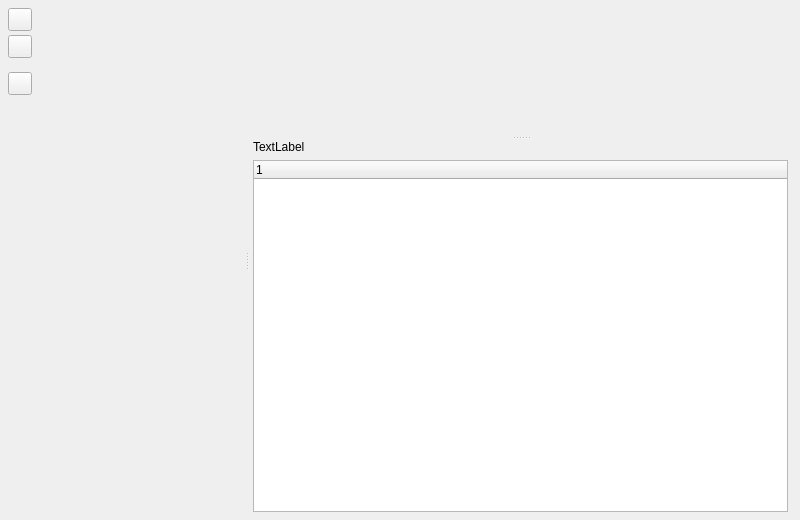
First picture: the form in sources/materialdialog.ui, repository mikaelsundell/stageviz, before the edit.
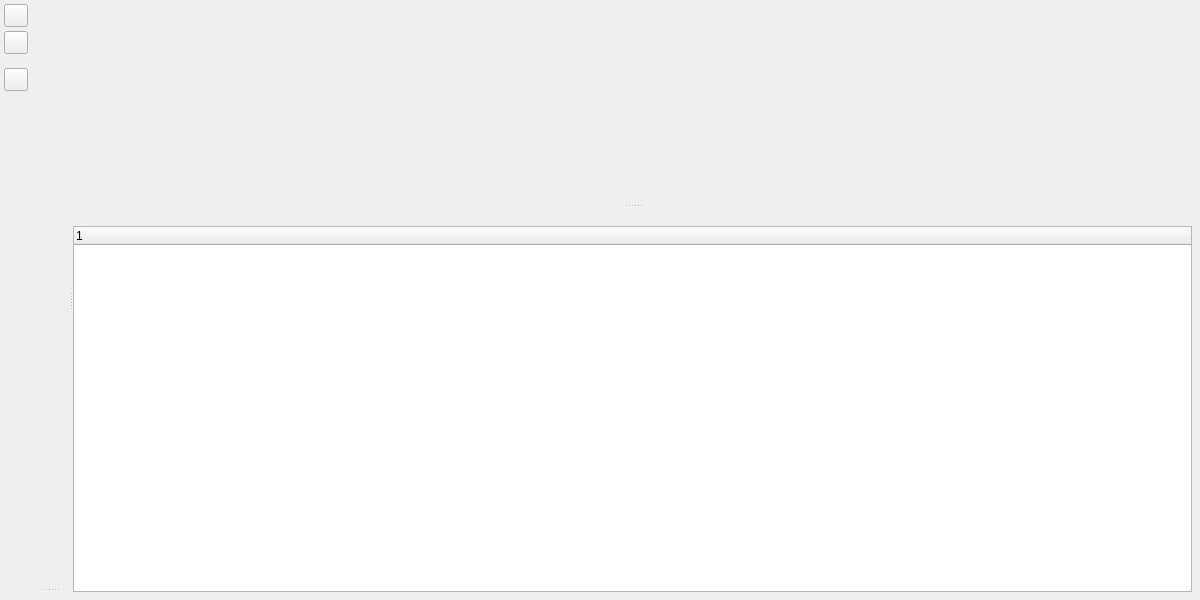
Second picture: the form after the edit. Custom widgets are drawn as their Qt base class.

Commit message: Improved the material editor and graph workflow Improved material rendering, previews and performance Added MaterialX and USD Preview node editing support Refactored USD utilities and expanded regression coverage

```diff
--- a/sources/materialdialog.ui
+++ b/sources/materialdialog.ui
@@ -6,14 +6,14 @@
    <rect>
     <x>0</x>
     <y>0</y>
-    <width>800</width>
-    <height>520</height>
+    <width>1200</width>
+    <height>600</height>
    </rect>
   </property>
   <property name="minimumSize">
    <size>
     <width>600</width>
-    <height>200</height>
+    <height>400</height>
    </size>
   </property>
   <property name="windowTitle">
@@ -21,19 +21,19 @@
   </property>
   <layout class="QHBoxLayout" name="horizontalLayout">
    <property name="spacing">
-    <number>8</number>
+    <number>4</number>
    </property>
    <property name="leftMargin">
-    <number>8</number>
+    <number>4</number>
    </property>
    <property name="topMargin">
-    <number>8</number>
+    <number>4</number>
    </property>
    <property name="rightMargin">
-    <number>8</number>
+    <number>4</number>
    </property>
    <property name="bottomMargin">
-    <number>8</number>
+    <number>4</number>
    </property>
    <item>
     <widget class="QWidget" name="widget_2" native="true">
@@ -48,7 +48,7 @@
        <number>0</number>
       </property>
       <property name="rightMargin">
-       <number>0</number>
+       <number>2</number>
       </property>
       <property name="bottomMargin">
        <number>0</number>
@@ -165,7 +165,7 @@
         <property name="orientation">
          <enum>Qt::Orientation::Horizontal</enum>
         </property>
-        <widget class="stageviz::MaterialBrowser" name="materialBrowser" native="true">
+        <widget class="QWidget" name="widget_6" native="true">
          <property name="sizePolicy">
           <sizepolicy hsizetype="Expanding" vsizetype="Preferred">
            <horstretch>0</horstretch>
@@ -175,6 +175,63 @@
          <property name="DockWidget" stdset="0">
           <bool>true</bool>
          </property>
+         <layout class="QVBoxLayout" name="verticalLayout_5">
+          <property name="spacing">
+           <number>0</number>
+          </property>
+          <property name="leftMargin">
+           <number>0</number>
+          </property>
+          <property name="topMargin">
+           <number>0</number>
+          </property>
+          <property name="rightMargin">
+           <number>4</number>
+          </property>
+          <property name="bottomMargin">
+           <number>4</number>
+          </property>
+          <item>
+           <widget class="QSplitter" name="browserSplitter">
+            <property name="orientation">
+             <enum>Qt::Orientation::Vertical</enum>
+            </property>
+            <widget class="stageviz::MaterialBrowser" name="browserWidget" native="true">
+             <property name="sizePolicy">
+              <sizepolicy hsizetype="Expanding" vsizetype="Expanding">
+               <horstretch>0</horstretch>
+               <verstretch>0</verstretch>
+              </sizepolicy>
+             </property>
+            </widget>
+            <widget class="QWidget" name="graphWidget" native="true">
+             <property name="sizePolicy">
+              <sizepolicy hsizetype="Expanding" vsizetype="Expanding">
+               <horstretch>0</horstretch>
+               <verstretch>0</verstretch>
+              </sizepolicy>
+             </property>
+             <layout class="QVBoxLayout" name="verticalLayout_7">
+              <property name="spacing">
+               <number>0</number>
+              </property>
+              <property name="leftMargin">
+               <number>0</number>
+              </property>
+              <property name="topMargin">
+               <number>0</number>
+              </property>
+              <property name="rightMargin">
+               <number>0</number>
+              </property>
+              <property name="bottomMargin">
+               <number>0</number>
+              </property>
+             </layout>
+            </widget>
+           </widget>
+          </item>
+         </layout>
         </widget>
         <widget class="QWidget" name="propertyWidget" native="true">
          <property name="sizePolicy">
@@ -185,7 +242,7 @@
          </property>
          <property name="minimumSize">
           <size>
-           <width>320</width>
+           <width>0</width>
            <height>0</height>
           </size>
          </property>
@@ -203,7 +260,7 @@
            <number>0</number>
           </property>
           <property name="leftMargin">
-           <number>4</number>
+           <number>0</number>
           </property>
           <property name="topMargin">
            <number>0</number>
@@ -212,7 +269,7 @@
            <number>4</number>
           </property>
           <property name="bottomMargin">
-           <number>0</number>
+           <number>4</number>
           </property>
           <item>
            <widget class="QSplitter" name="propertySplitter">
@@ -223,7 +280,7 @@
              <property name="minimumSize">
               <size>
                <width>0</width>
-               <height>128</height>
+               <height>200</height>
               </size>
              </property>
              <property name="styleSheet">
@@ -240,7 +297,7 @@
                <number>0</number>
               </property>
               <property name="bottomMargin">
-               <number>4</number>
+               <number>0</number>
               </property>
               <item>
                <widget class="stageviz::MaterialSwatch" name="swatch" native="true"/>
@@ -249,6 +306,9 @@
             </widget>
             <widget class="QWidget" name="widget_5" native="true">
              <layout class="QVBoxLayout" name="verticalLayout_3">
+              <property name="spacing">
+               <number>4</number>
+              </property>
               <property name="leftMargin">
                <number>0</number>
               </property>
@@ -264,12 +324,12 @@
               <item>
                <widget class="QLabel" name="name">
                 <property name="text">
-                 <string>TextLabel</string>
+                 <string/>
                 </property>
                </widget>
               </item>
               <item>
-               <widget class="stageviz::MaterialTree" name="materialTree">
+               <widget class="stageviz::MaterialTree" name="tree">
                 <column>
                  <property name="text">
                   <string notr="true">1</string>
```
Left out of the diff: 4 changed lines with no effect on the pictures. The commit also changes 60 other files.
